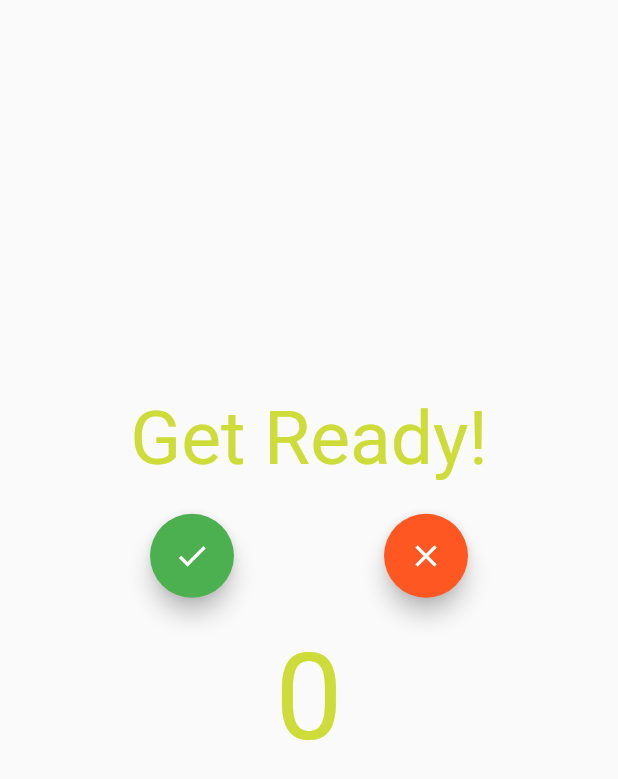
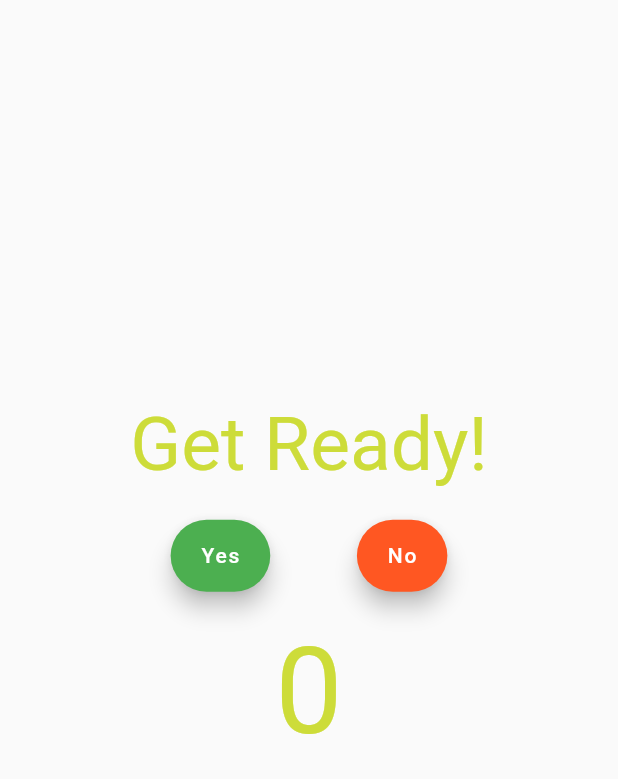
Before and after one commit to suchoX/addIt, a Flutter app: the screen it shows after launch, after a tap on "Start", on a phone screen of 412 x 824 dp. Shown: the top 779 px of the screen. Run offline on Flutter 3.47's test engine with Material 2 defaults, Android fonts, the phone set to English and light mode, and no system bars; our stand-ins replace rxdart; missing offline and left inert: flutter_web.

Commit message:
AddIt for Web

```diff
--- a/lib/blocs/home_bloc.dart
+++ b/lib/blocs/home_bloc.dart
@@ -3,32 +3,6 @@ import 'package:rxdart/rxdart.dart';
 
 class HomeBloc extends BaseBloc {
   HomeBloc() {
-    getHighScore();
-  }
-
-  final _highScore = BehaviorSubject<int>();
-
-  Observable<int> get highScore => _highScore.stream;
-
-  Function(int) get _changeHighScore => _highScore.sink.add;
-
-  void changeHighScore(int highScore) {
-    _changeHighScore(highScore);
-    preferenceUtils.setHighScore(highScore);
-  }
-
-  int getHighScore() {
-    int highScore = preferenceUtils.getHighScore();
-    _changeHighScore(highScore);
-    return highScore;
-  }
-
-  int loadState() {
-    return getHighScore();
-  }
-
-  Future dispose() async {
-    _highScore.close();
   }
 
   void loadInitialState() {}
--- a/lib/blocs/play_bloc.dart
+++ b/lib/blocs/play_bloc.dart
@@ -2,7 +2,7 @@ import 'dart:async';
 import 'dart:math';
 
 import 'package:add_it/blocs/base_bloc.dart';
-import 'package:flutter/animation.dart';
+import 'package:flutter_web/animation.dart';
 import 'package:rxdart/rxdart.dart';
 
 class PlayBloc extends BaseBloc {
@@ -113,7 +113,6 @@ class PlayBloc extends BaseBloc {
   }
 
   void updateHighScoreIfRequired() {
-    preferenceUtils.setHighScore(_score.value);
   }
 
   void yesPressed() {
--- a/lib/main.dart
+++ b/lib/main.dart
@@ -1,10 +1,7 @@
 import 'package:add_it/screens/home_screen.dart';
-import 'package:add_it/utils/pref_utils.dart';
-import 'package:flutter/material.dart';
-import 'package:shared_preferences/shared_preferences.dart';
+import 'package:flutter_web/material.dart';
 
 void main() async {
-  PreferenceUtils.preferences = await SharedPreferences.getInstance();
   runApp(new MyApp());
 }
 
--- a/lib/providers/home_provider.dart
+++ b/lib/providers/home_provider.dart
@@ -1,5 +1,5 @@
 import 'package:add_it/blocs/home_bloc.dart';
-import 'package:flutter/material.dart';
+import 'package:flutter_web/material.dart';
 
 class HomeProvider extends InheritedWidget {
   HomeProvider({Key key, Widget child}) : super(key: key, child: child);
--- a/lib/providers/play_provider.dart
+++ b/lib/providers/play_provider.dart
@@ -1,5 +1,5 @@
 import 'package:add_it/blocs/play_bloc.dart';
-import 'package:flutter/material.dart';
+import 'package:flutter_web/material.dart';
 
 class PlayProvider extends InheritedWidget {
   PlayProvider({Key key, Widget child}) : super(key: key, child: child);
--- a/lib/screens/home_screen.dart
+++ b/lib/screens/home_screen.dart
@@ -1,7 +1,6 @@
 import 'package:add_it/providers/home_provider.dart';
 import 'package:add_it/screens/play_screen.dart';
-import 'package:add_it/views/homescreen/high_score_text.dart';
-import 'package:flutter/material.dart';
+import 'package:flutter_web/material.dart';
 
 class HomeScreen extends StatelessWidget {
   @override
@@ -66,7 +65,6 @@ class HomeScreenView extends StatelessWidget {
                     },
                     padding: const EdgeInsets.fromLTRB(50.0, 20.0, 50.0, 20.0),
                   ),
-                  HighScoreText(),
                   new Container(
                     padding: const EdgeInsets.only(top: 40.0),
                     child: new FlatButton(
--- a/lib/screens/play_screen.dart
+++ b/lib/screens/play_screen.dart
@@ -4,7 +4,7 @@ import 'package:add_it/views/playscreen/reset_button.dart';
 import 'package:add_it/views/playscreen/score_text.dart';
 import 'package:add_it/views/playscreen/sum_text.dart';
 import 'package:add_it/views/playscreen/yes_no_container.dart';
-import 'package:flutter/material.dart';
+import 'package:flutter_web/material.dart';
 
 class PlayScreen extends StatelessWidget {
   @override
--- a/lib/views/homescreen/high_score_text.dart
+++ /dev/null
@@ -1,24 +0,0 @@
-
-import 'package:add_it/providers/home_provider.dart';
-import 'package:flutter/material.dart';
-
-class HighScoreText extends StatelessWidget {
-  static const SCORE_STRING_CONST = "Your High Score : ";
-  @override
-  Widget build(BuildContext context) {
-    final homeBloc = HomeProvider.of(context);
-    return new StreamBuilder(
-      initialData: homeBloc.loadState(),
-      stream: homeBloc.highScore,
-      builder: (content, snapshot) {
-        int highScore = snapshot.data;
-        return new Container(
-          padding: const EdgeInsets.only(top: 20.0),
-          child: new Text(SCORE_STRING_CONST + "$highScore",
-              style: new TextStyle(
-                  fontSize: 15.0, color: Colors.white)),
-        );
-      },
-    );
-  }
-}
--- a/lib/views/playscreen/progressbar.dart
+++ b/lib/views/playscreen/progressbar.dart
@@ -1,7 +1,7 @@
 import 'dart:async';
 
 import 'package:add_it/providers/play_provider.dart';
-import 'package:flutter/material.dart';
+import 'package:flutter_web/material.dart';
 
 class ProgressBar extends StatefulWidget {
   @override
@@ -18,8 +18,8 @@ class _ProgressBarState extends State<ProgressBar> with TickerProviderStateMixin
       duration: new Duration(seconds: 2),
     );
     final mediaQuery = MediaQuery.of(context);
-    double progressBarWidth = mediaQuery.size.shortestSide;
-    double progressBarHeight = mediaQuery.size.longestSide;
+    double progressBarWidth = mediaQuery.size.width;
+    double progressBarHeight = mediaQuery.size.height;
     final playBloc = PlayProvider.of(context);
     playBloc.initProgressBarAnimation(_controller);
     new Timer(new Duration(seconds: 2), () {
--- a/lib/views/playscreen/reset_button.dart
+++ b/lib/views/playscreen/reset_button.dart
@@ -1,5 +1,5 @@
 import 'package:add_it/providers/play_provider.dart';
-import 'package:flutter/material.dart';
+import 'package:flutter_web/material.dart';
 
 class ResetButton extends StatelessWidget {
   @override
--- a/lib/views/playscreen/score_text.dart
+++ b/lib/views/playscreen/score_text.dart
@@ -1,5 +1,5 @@
 import 'package:add_it/providers/play_provider.dart';
-import 'package:flutter/material.dart';
+import 'package:flutter_web/material.dart';
 
 class ScoreText extends StatelessWidget {
   @override
--- a/lib/views/playscreen/sum_text.dart
+++ b/lib/views/playscreen/sum_text.dart
@@ -1,5 +1,5 @@
 import 'package:add_it/providers/play_provider.dart';
-import 'package:flutter/material.dart';
+import 'package:flutter_web/material.dart';
 
 class SumText extends StatelessWidget {
   @override
@@ -11,11 +11,16 @@ class SumText extends StatelessWidget {
         builder: (content, snapshot) {
           String sumString = snapshot.data;
           return new Container(
-              padding: const EdgeInsets.only(top: 20.0),
-              child: new Text(
-                sumString,
-                style: new TextStyle(fontSize: 50.0, fontFamily: 'Roboto', color: Colors.lime),
-              ));
+            padding: const EdgeInsets.only(top: 20.0),
+            child: new Row(
+                mainAxisAlignment: MainAxisAlignment.center,
+                children: [
+                  new Text(
+                    sumString,
+                    style: new TextStyle(fontSize: 50.0, fontFamily: 'Roboto', color: Colors.lime),
+                  )
+            ]),
+          );
         });
   }
 }
--- a/lib/views/playscreen/yes_no_container.dart
+++ b/lib/views/playscreen/yes_no_container.dart
@@ -1,26 +1,27 @@
 import 'package:add_it/providers/play_provider.dart';
-import 'package:flutter/material.dart';
+import 'package:flutter_web/material.dart';
 
 class YesNoContainer extends StatelessWidget {
   @override
   Widget build(BuildContext context) {
     final playBloc = PlayProvider.of(context);
     return new Container(
+        constraints: BoxConstraints(maxWidth: 300),
         padding: const EdgeInsets.only(top: 20.0),
         child: new Row(
           mainAxisAlignment: MainAxisAlignment.spaceEvenly,
           children: [
-            new FloatingActionButton(
-              child: new Icon(Icons.check),
+            new FloatingActionButton.extended(
               onPressed: playBloc.yesPressed,
               backgroundColor: Color.fromRGBO(76, 175, 80, 1.0),
               heroTag: null,
+              label: Text("Yes"),
             ),
-            new FloatingActionButton(
-              child: new Icon(Icons.clear),
+            new FloatingActionButton.extended(
               onPressed: playBloc.noPressed,
               backgroundColor: Color.fromRGBO(255, 87, 34, 1.0),
               heroTag: null,
+              label: Text("No"),
             )
           ],
         ));
```
Also changed, not shown: lib/utils/pref_utils.dart (+2 -7 lines), pubspec.yaml (+15 -48 lines), 5 other files.
